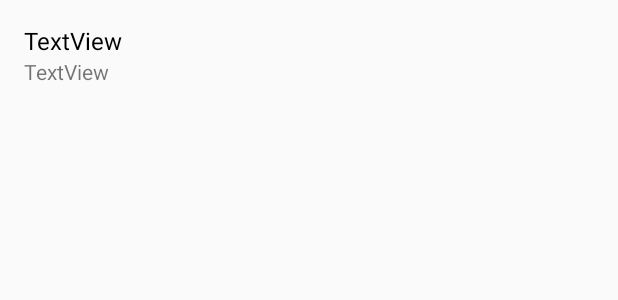
After one commit to starwheel/city-filter-map-android, an Android app: the layout item_search.xml on its own in the app's theme, with its tools: preview values and no code run, on a phone screen of 412 x 824 dp. The commit adds this screen. Shown: the top 300 px of the screen. Run offline under Robolectric (Android 15) with nearby library versions, the phone set to English and light mode, and no system bars.

Commit message:
Add the search list view

```diff
--- a/app/build.gradle
+++ b/app/build.gradle
@@ -29,6 +29,7 @@ dependencies {
     implementation 'com.google.android.gms:play-services-maps:17.0.0'
     implementation 'androidx.constraintlayout:constraintlayout:1.1.3'
     implementation 'androidx.lifecycle:lifecycle-extensions:2.1.0'
+    implementation 'androidx.recyclerview:recyclerview:1.0.0'
 
     // Dependency Injection
     implementation "com.google.dagger:dagger:$dagger_version"
--- /dev/null
+++ b/app/src/main/res/layout/item_search.xml
@@ -0,0 +1,31 @@
+<?xml version="1.0" encoding="utf-8"?>
+<androidx.constraintlayout.widget.ConstraintLayout xmlns:android="http://schemas.android.com/apk/res/android"
+    xmlns:app="http://schemas.android.com/apk/res-auto"
+    android:layout_width="match_parent"
+    android:layout_height="wrap_content"
+    xmlns:tools="http://schemas.android.com/tools"
+    android:orientation="vertical"
+    android:padding="16dp">
+
+    <TextView
+        android:id="@+id/tvCity"
+        android:layout_width="0dp"
+        android:layout_height="wrap_content"
+        tools:text="TextView"
+        android:textColor="@android:color/black"
+        android:textSize="16sp"
+        app:layout_constraintEnd_toEndOf="parent"
+        app:layout_constraintStart_toStartOf="parent"
+        app:layout_constraintTop_toTopOf="parent" />
+
+    <TextView
+        android:id="@+id/tvCoords"
+        android:layout_width="0dp"
+        android:layout_height="wrap_content"
+        tools:text="TextView"
+        app:layout_constraintBottom_toBottomOf="parent"
+        app:layout_constraintEnd_toEndOf="parent"
+        app:layout_constraintStart_toStartOf="parent"
+        app:layout_constraintTop_toBottomOf="@+id/tvCity"
+        />
+</androidx.constraintlayout.widget.ConstraintLayout>
```
Also changed, not shown: app/src/main/java/com/backbase/cityfiltermap/ui/MainActivity.java (+27 -0 lines), app/src/main/java/com/backbase/cityfiltermap/ui/adapters/SearchListAdapter.java (added, +57 -0 lines), app/src/main/res/layout/activity_main.xml (+11 -0 lines).
